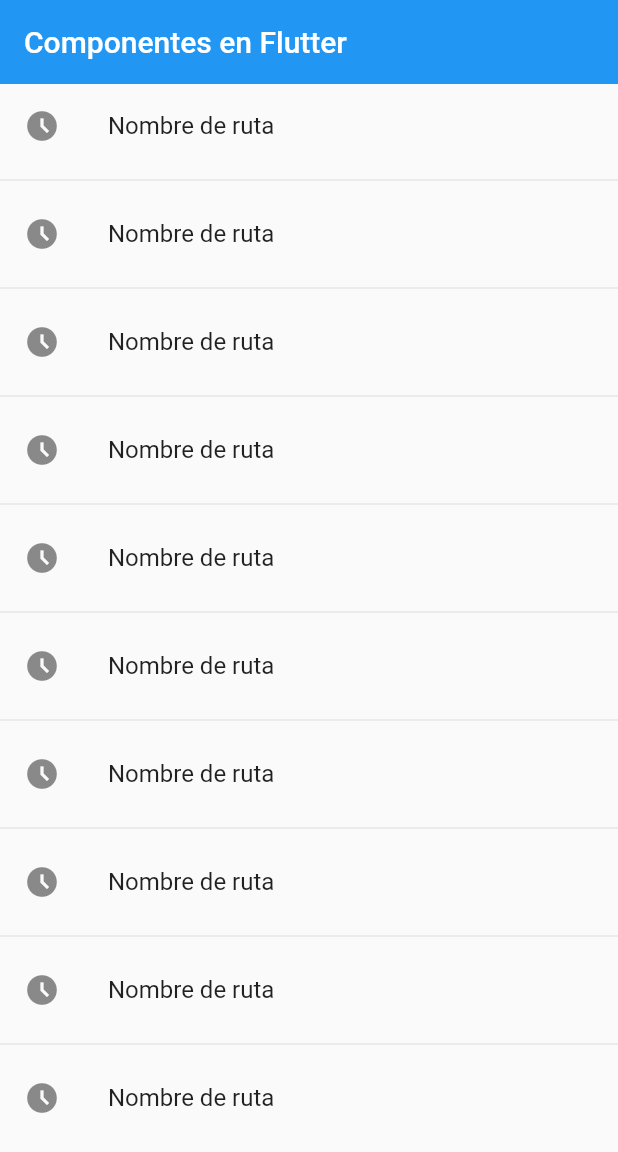
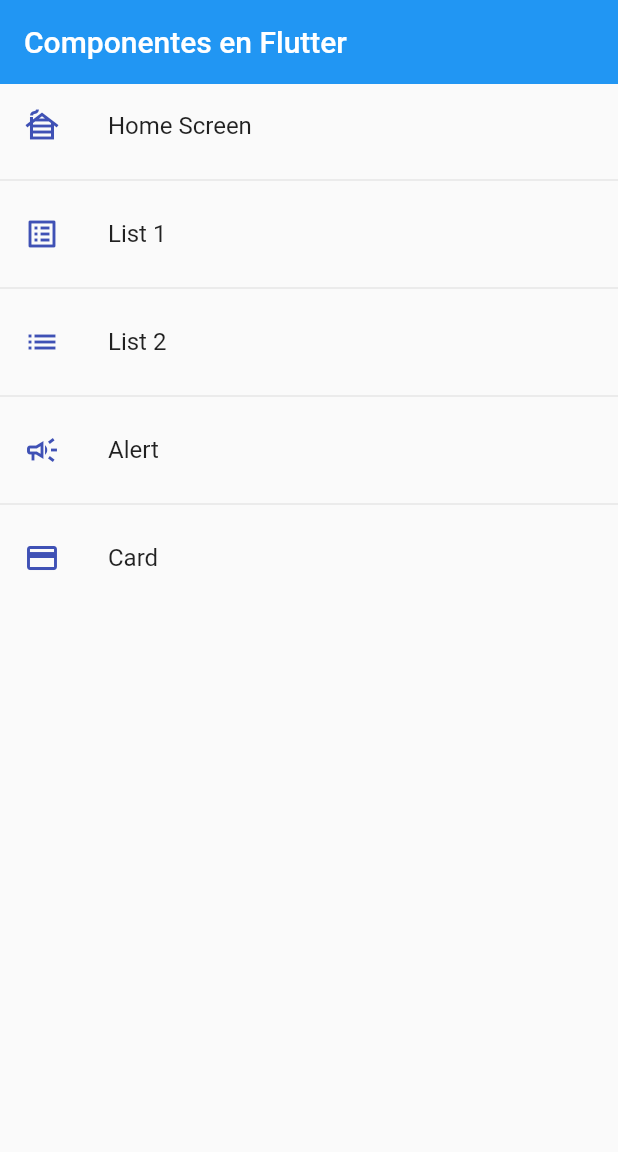
Before and after one commit to davidfores1/Flutter_components, a Flutter app: the screen it shows after launch, on a phone screen of 412 x 824 dp. Shown: the top 1152 px of the screen. Run offline on Flutter 3.47's test engine with Material 2 defaults, Android fonts, the phone set to English and light mode, and no system bars.

Commit message:
se crea metodo con las rutas de la aplicacion

```diff
--- a/lib/main.dart
+++ b/lib/main.dart
@@ -12,7 +12,7 @@ class MyApp extends StatelessWidget {
       debugShowCheckedModeBanner: false,
       title: 'Material App',
       initialRoute: AppRoutes.initialRoute,
-      routes: AppRoutes.routes,
+      routes: AppRoutes.getAppRoutes(),
       onGenerateRoute: AppRoutes.onGenerateRoute
     );
   }
--- a/lib/router/app_routes.dart
+++ b/lib/router/app_routes.dart
@@ -14,13 +14,27 @@ class AppRoutes {
     MenuOption(route: 'card', name: 'Card', screen: const CardScreen(), icon: Icons.credit_card)
   ];
 
-  static Map<String, Widget Function(BuildContext)> routes = {
-    'home': (context) => const HomeScreen(),
-    'listview1': (context) => const Listview1Screen(),
-    'listview2': (context) => const Listview2Screen(),
-    'alert': (context) => const AlertScreen(),
-    'card': (context) => const CardScreen(),
-  };
+
+  static Map<String, Widget Function(BuildContext)> getAppRoutes(){
+
+     Map<String, Widget Function(BuildContext)> appRoutes = {};
+
+     for(final option in menuOption){
+
+      appRoutes.addAll({option.route : (BuildContext context) => option.screen});
+
+     }
+
+    return appRoutes;
+  }
+
+  // static Map<String, Widget Function(BuildContext)> routes = {
+  //   'home': (context) => const HomeScreen(),
+  //   'listview1': (context) => const Listview1Screen(),
+  //   'listview2': (context) => const Listview2Screen(),
+  //   'alert': (context) => const AlertScreen(),
+  //   'card': (context) => const CardScreen(),
+  // };
 
   static Route<dynamic>onGenerateRoute(RouteSettings settings) {
     return MaterialPageRoute(
--- a/lib/screens/home_screen.dart
+++ b/lib/screens/home_screen.dart
@@ -1,4 +1,5 @@
 import 'package:flutter/material.dart';
+import 'package:flutter_components/router/app_routes.dart';
 import 'package:flutter_components/screens/screens.dart';
 
 void main() => runApp(const HomeScreen());
@@ -8,24 +9,27 @@ class HomeScreen extends StatelessWidget {
 
   @override
   Widget build(BuildContext context) {
+
+    final menuOptions = AppRoutes.menuOption;
+
     return  Scaffold(
         appBar: AppBar(
           title: const Text('Componentes en Flutter'),
           elevation: 0,
         ),
         body: ListView.separated(
-          itemBuilder: (context, index) =>ListTile(
-            leading: const Icon(Icons.access_time_filled_outlined),
-            title: const Text('Nombre de ruta'),
+          itemBuilder: (context, i) =>ListTile(
+            leading: Icon(menuOptions[i].icon, color: Colors.indigo),
+            title: Text(menuOptions[i].name),
             onTap:(){
               // final route = MaterialPageRoute(
               //   builder: (context) => const Listview1Screen(),
               // );
-              Navigator.pushNamed(context, 'alert');
+              Navigator.pushNamed(context, menuOptions[i].route);
             },
           ),
           separatorBuilder: (_, index) => const Divider(),
-          itemCount: 10,
+          itemCount: menuOptions.length,
         ),
       );
   }
```
